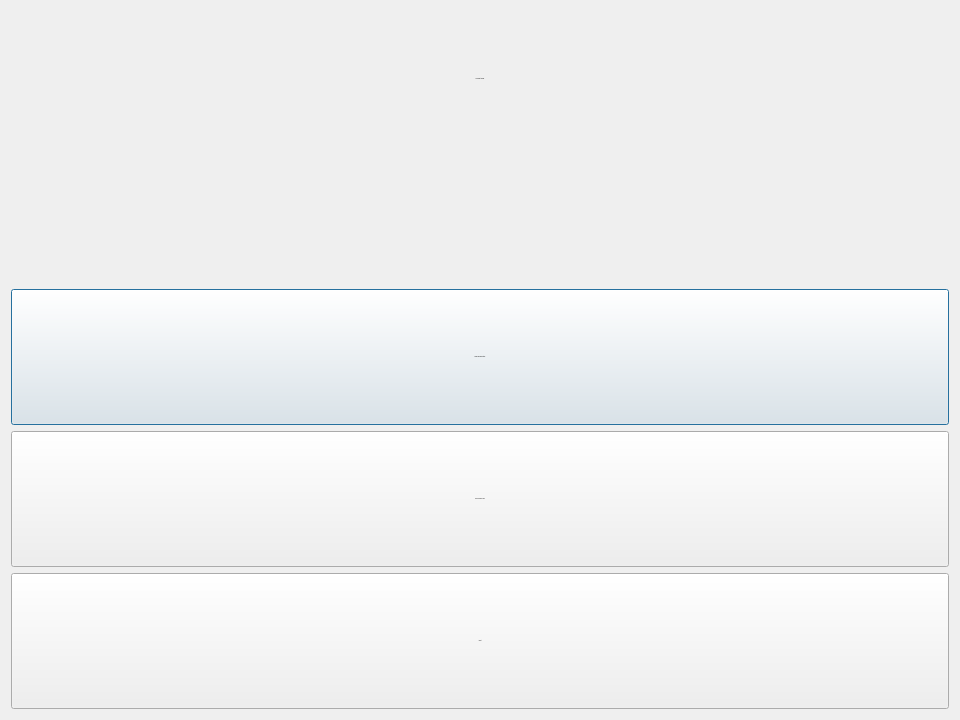
Above: MarketGame/signinoptionsdialog.ui from plagentile/Market_Game before the change. Below: the same form after it.
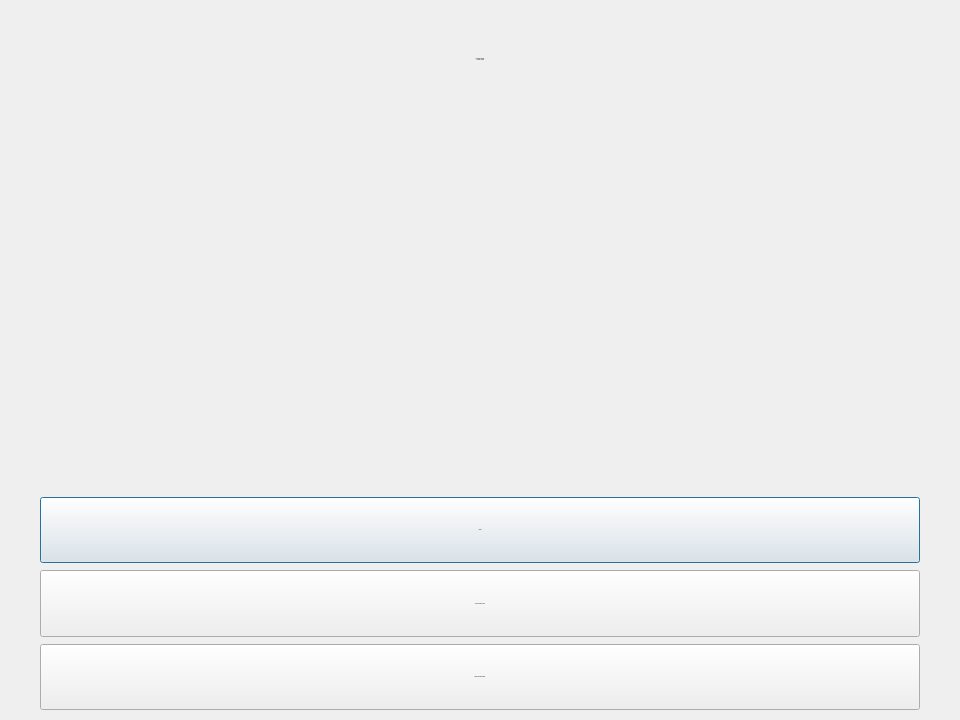
That is the form after the change. Icons and pictures are not drawn.

Patch:
```diff
--- a/MarketGame/signinoptionsdialog.ui
+++ b/MarketGame/signinoptionsdialog.ui
@@ -10,6 +10,11 @@
     <height>720</height>
    </rect>
   </property>
+  <property name="font">
+   <font>
+    <family>MS UI Gothic</family>
+   </font>
+  </property>
   <property name="windowTitle">
    <string>Dialog</string>
   </property>
@@ -61,6 +66,26 @@
 </string>
   </property>
   <layout class="QVBoxLayout" name="verticalLayout">
+   <property name="spacing">
+    <number>7</number>
+   </property>
+   <property name="leftMargin">
+    <number>0</number>
+   </property>
+   <property name="topMargin">
+    <number>0</number>
+   </property>
+   <property name="rightMargin">
+    <number>0</number>
+   </property>
+   <property name="bottomMargin">
+    <number>0</number>
+   </property>
+   <item>
+    <layout class="QVBoxLayout" name="labelVerticalLayout">
+     <property name="spacing">
+      <number>0</number>
+     </property>
    <item>
     <widget class="QLabel" name="coreLabel">
      <property name="sizePolicy">
@@ -73,6 +98,8 @@
       <font>
        <family>Verdana</family>
        <pointsize>-1</pointsize>
+         <italic>false</italic>
+         <underline>false</underline>
        <kerning>true</kerning>
       </font>
      </property>
@@ -86,7 +113,8 @@
       <string notr="true"/>
      </property>
      <property name="text">
-      <string>QT Market Viewer</string>
+        <string>QT Market Viewer
+ A Market Game</string>
      </property>
      <property name="alignment">
       <set>Qt::AlignCenter</set>
@@ -94,6 +122,64 @@
     </widget>
    </item>
    <item>
+      <spacer name="verticalSpacer_3">
+       <property name="orientation">
+        <enum>Qt::Vertical</enum>
+       </property>
+       <property name="sizeHint" stdset="0">
+        <size>
+         <width>20</width>
+         <height>40</height>
+        </size>
+       </property>
+      </spacer>
+     </item>
+     <item>
+      <spacer name="verticalSpacer">
+       <property name="orientation">
+        <enum>Qt::Vertical</enum>
+       </property>
+       <property name="sizeType">
+        <enum>QSizePolicy::Expanding</enum>
+       </property>
+       <property name="sizeHint" stdset="0">
+        <size>
+         <width>20</width>
+         <height>40</height>
+        </size>
+       </property>
+      </spacer>
+     </item>
+    </layout>
+   </item>
+   <item>
+    <layout class="QVBoxLayout" name="buttonVerticalLayout">
+     <property name="leftMargin">
+      <number>40</number>
+     </property>
+     <property name="topMargin">
+      <number>0</number>
+     </property>
+     <property name="rightMargin">
+      <number>40</number>
+     </property>
+     <property name="bottomMargin">
+      <number>10</number>
+     </property>
+     <item>
+      <spacer name="verticalSpacer_4">
+       <property name="orientation">
+        <enum>Qt::Vertical</enum>
+       </property>
+       <property name="sizeHint" stdset="0">
+        <size>
+         <width>20</width>
+         <height>40</height>
+        </size>
+       </property>
+      </spacer>
+     </item>
+     <item>
     <spacer name="verticalSpacer_2">
      <property name="orientation">
       <enum>Qt::Vertical</enum>
@@ -106,6 +192,50 @@
      </property>
     </spacer>
    </item>
+     <item>
+      <widget class="QPushButton" name="aboutButton">
+       <property name="sizePolicy">
+        <sizepolicy hsizetype="Preferred" vsizetype="MinimumExpanding">
+         <horstretch>0</horstretch>
+         <verstretch>0</verstretch>
+        </sizepolicy>
+       </property>
+       <property name="font">
+        <font>
+         <family>Verdana</family>
+         <pointsize>-1</pointsize>
+        </font>
+       </property>
+       <property name="styleSheet">
+        <string notr="true"/>
+       </property>
+       <property name="text">
+        <string>About</string>
+       </property>
+      </widget>
+     </item>
+     <item>
+      <widget class="QPushButton" name="loadPreviousSimButton">
+       <property name="sizePolicy">
+        <sizepolicy hsizetype="Preferred" vsizetype="MinimumExpanding">
+         <horstretch>0</horstretch>
+         <verstretch>0</verstretch>
+        </sizepolicy>
+       </property>
+       <property name="font">
+        <font>
+         <family>Verdana</family>
+         <pointsize>-1</pointsize>
+        </font>
+       </property>
+       <property name="styleSheet">
+        <string notr="true"/>
+       </property>
+       <property name="text">
+        <string>Load Previous Save</string>
+       </property>
+      </widget>
+     </item>
    <item>
     <widget class="QPushButton" name="makeNewSimButton">
      <property name="sizePolicy">
@@ -134,50 +264,8 @@
      </property>
     </widget>
    </item>
-   <item>
-    <widget class="QPushButton" name="loadPreviousSimButton">
-     <property name="sizePolicy">
-      <sizepolicy hsizetype="Preferred" vsizetype="MinimumExpanding">
-       <horstretch>0</horstretch>
-       <verstretch>0</verstretch>
-      </sizepolicy>
-     </property>
-     <property name="font">
-      <font>
-       <family>Verdana</family>
-       <pointsize>-1</pointsize>
-      </font>
-     </property>
-     <property name="styleSheet">
-      <string notr="true"/>
-     </property>
-     <property name="text">
-      <string>Load Previous Save</string>
-     </property>
-    </widget>
+    </layout>
    </item>
-   <item>
-    <widget class="QPushButton" name="aboutButton">
-     <property name="sizePolicy">
-      <sizepolicy hsizetype="Preferred" vsizetype="MinimumExpanding">
-       <horstretch>0</horstretch>
-       <verstretch>0</verstretch>
-      </sizepolicy>
-     </property>
-     <property name="font">
-      <font>
-       <family>Verdana</family>
-       <pointsize>-1</pointsize>
-      </font>
-     </property>
-     <property name="styleSheet">
-      <string notr="true"/>
-     </property>
-     <property name="text">
-      <string>About</string>
-     </property>
-    </widget>
-   </item>
   </layout>
   <zorder>loadPreviousSimButton</zorder>
   <zorder>aboutButton</zorder>
```
Left out of the diff: 18 changed lines with no effect on the pictures. Lines whose indentation alone changed are shown as unchanged.
